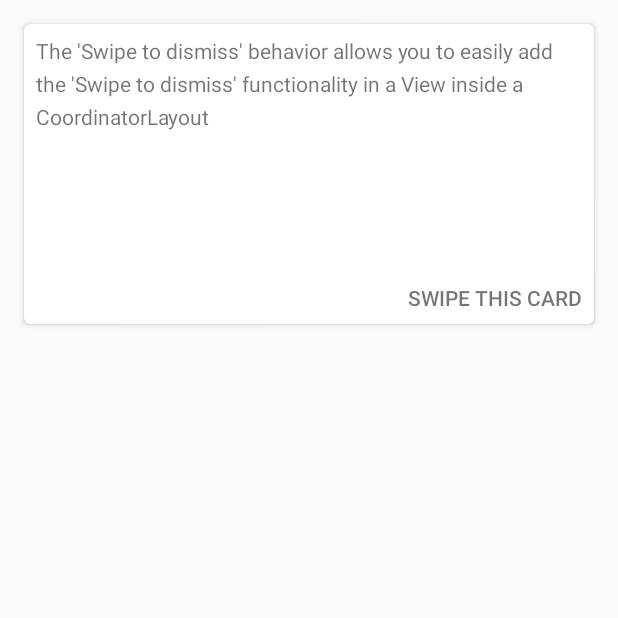
After one commit to saulmm/CoordinatorExamples, an Android app: the SwipeBehaviorExampleActivity screen opened directly, with no data from a screen before it, on a phone screen of 412 x 824 dp, the top half of it. The commit adds this screen. Run offline under Robolectric (Android 15) with nearby library versions, the phone set to English and light mode, and no system bars.

Commit message:
Added last post new examples

```diff
--- a/app/src/main/java/saulmm/coordinatorexamples/MainActivity.java
+++ b/app/src/main/java/saulmm/coordinatorexamples/MainActivity.java
@@ -36,6 +36,7 @@ public class MainActivity extends AppCompatActivity implements View.OnClickListe
 		findViewById(R.id.main_materialup_textview).setOnClickListener(this);
 		findViewById(R.id.main_ioexample_textview).setOnClickListener(this);
 		findViewById(R.id.main_space_textview).setOnClickListener(this);
+		findViewById(R.id.main_swipebehavior_textview).setOnClickListener(this);
 	}
 
 	@Override
@@ -56,6 +57,10 @@ public class MainActivity extends AppCompatActivity implements View.OnClickListe
 			case R.id.main_materialup_textview:
 				MaterialUpConceptActivity.start(this);
 				break;
+
+			case R.id.main_swipebehavior_textview:
+				SwipeBehaviorExampleActivity.start(this);
+				break;
 		}
 	}
 }
--- /dev/null
+++ b/app/src/main/java/saulmm/coordinatorexamples/SwipeBehaviorExampleActivity.java
@@ -0,0 +1,41 @@
+package saulmm.coordinatorexamples;
+
+import android.content.Context;
+import android.content.Intent;
+import android.os.Bundle;
+import android.support.design.widget.CoordinatorLayout.LayoutParams;
+import android.support.design.widget.SwipeDismissBehavior;
+import android.support.v7.app.AppCompatActivity;
+import android.support.v7.widget.CardView;
+import android.view.View;
+import android.widget.Toast;
+
+public class SwipeBehaviorExampleActivity extends AppCompatActivity {
+
+	private CardView mCardView;
+
+	@Override
+	public void onCreate(Bundle savedInstanceState) {
+		super.onCreate(savedInstanceState);
+		setContentView(R.layout.activity_swipe_behavior);
+		mCardView = (CardView) findViewById(R.id.swype_card);
+
+		final SwipeDismissBehavior<CardView> swipe = new SwipeDismissBehavior();
+		swipe.setSwipeDirection(SwipeDismissBehavior.SWIPE_DIRECTION_ANY);
+		swipe.setListener(new SwipeDismissBehavior.OnDismissListener() {
+			@Override public void onDismiss(View view) {
+				Toast.makeText(SwipeBehaviorExampleActivity.this,
+					"Card swiped !!", Toast.LENGTH_SHORT).show();
+			}
+
+			@Override public void onDragStateChanged(int state) {}
+		});
+
+		LayoutParams coordinatorParams = (LayoutParams) mCardView.getLayoutParams();
+		coordinatorParams.setBehavior(swipe);
+	}
+
+	public static void start(Context c) {
+		c.startActivity(new Intent(c, SwipeBehaviorExampleActivity.class));
+	}
+}
--- a/app/src/main/res/layout/activity_simple_coordinator.xml
+++ b/app/src/main/res/layout/activity_simple_coordinator.xml
@@ -72,5 +72,4 @@
 		app:layout_anchor="@id/main.appbar"
 		app:layout_anchorGravity="bottom|right|end"
 		/>
-
 </android.support.design.widget.CoordinatorLayout>
--- /dev/null
+++ b/app/src/main/res/layout/activity_swipe_behavior.xml
@@ -0,0 +1,40 @@
+<?xml version="1.0" encoding="utf-8"?>
+<android.support.design.widget.CoordinatorLayout
+	xmlns:android="http://schemas.android.com/apk/res/android"
+	xmlns:app="http://schemas.android.com/apk/res-auto"
+	android:orientation="vertical"
+	android:layout_width="match_parent"
+	android:layout_height="match_parent"
+	>
+
+	<android.support.v7.widget.CardView
+	    xmlns:card_view="http://schemas.android.com/apk/res-auto"
+	    android:id="@+id/swype.card"
+	    android:layout_width="match_parent"
+	    android:layout_height="200dp"
+	    card_view:cardCornerRadius="4dp"
+		card_view:contentPadding="8dp"
+		android:layout_margin="16dp"
+		app:layout_anchorGravity="bottom"
+		>
+
+	    <TextView
+			android:layout_width="wrap_content"
+			android:layout_height="wrap_content"
+			android:text="@string/swype.help"
+			android:lineSpacingExtra="6dp"
+			/>
+
+		<TextView
+			android:layout_width="wrap_content"
+			android:layout_height="wrap_content"
+			android:text="SWIPE THIS CARD"
+			android:layout_gravity="bottom|right"
+			android:textAllCaps="true"
+			android:fontFamily="sans-serif-medium"
+
+			/>
+	</android.support.v7.widget.CardView>
+
+
+</android.support.design.widget.CoordinatorLayout>
--- a/app/src/main/res/values/strings.xml
+++ b/app/src/main/res/values/strings.xml
@@ -42,4 +42,5 @@
 
 		\n\n Enjoy
 	</string>
+	<string name="swype.help">The \'Swipe to dismiss\' behavior allows you to easily add the \'Swipe to dismiss\' functionality in a View inside a CoordinatorLayout</string>
 </resources>
```
Also changed, not shown: app/src/main/AndroidManifest.xml (+16 -7 lines), app/src/main/java/saulmm/coordinatorexamples/BehaviorExample.java (added, +19 -0 lines), app/src/main/res/layout/activity_behavior.xml (added, +54 -0 lines), app/src/main/res/layout/activity_main.xml (+10 -1 lines), app/src/main/res/layout/activity_material_up_concept.xml (+13 -14 lines).
